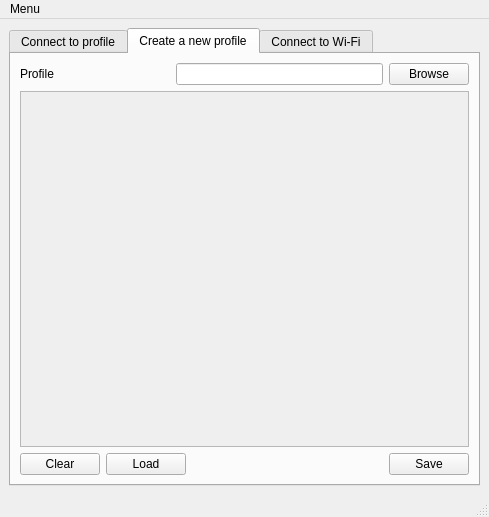
Above: sources/gui/src/mainwindow.ui from arcan1s/netctl-gui before the change. Below: the same form after it.
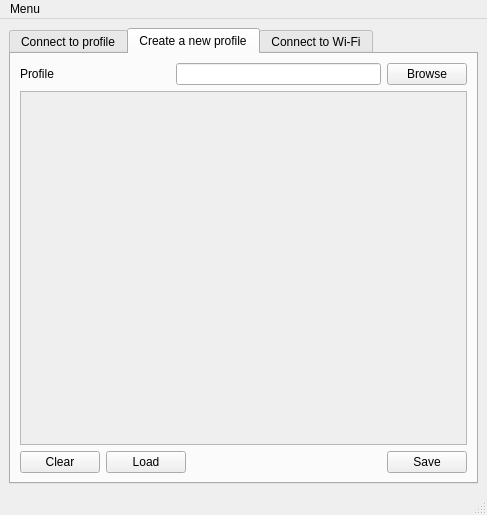
That is the form after the change. The open tabs and pages were chosen to show the change. Icons and pictures are not drawn.

```diff
--- a/sources/gui/src/mainwindow.ui
+++ b/sources/gui/src/mainwindow.ui
@@ -6,8 +6,8 @@
    <rect>
     <x>0</x>
     <y>0</y>
-    <width>489</width>
-    <height>517</height>
+    <width>487</width>
+    <height>515</height>
    </rect>
   </property>
   <property name="windowTitle">
@@ -203,8 +203,8 @@
             <rect>
              <x>0</x>
              <y>0</y>
-             <width>457</width>
-             <height>359</height>
+             <width>96</width>
+             <height>26</height>
             </rect>
            </property>
            <property name="sizePolicy">
@@ -371,7 +371,7 @@
     <rect>
      <x>0</x>
      <y>0</y>
-     <width>489</width>
+     <width>487</width>
      <height>22</height>
     </rect>
    </property>
```
Left out of the diff: 6 changed lines with no effect on the pictures.
